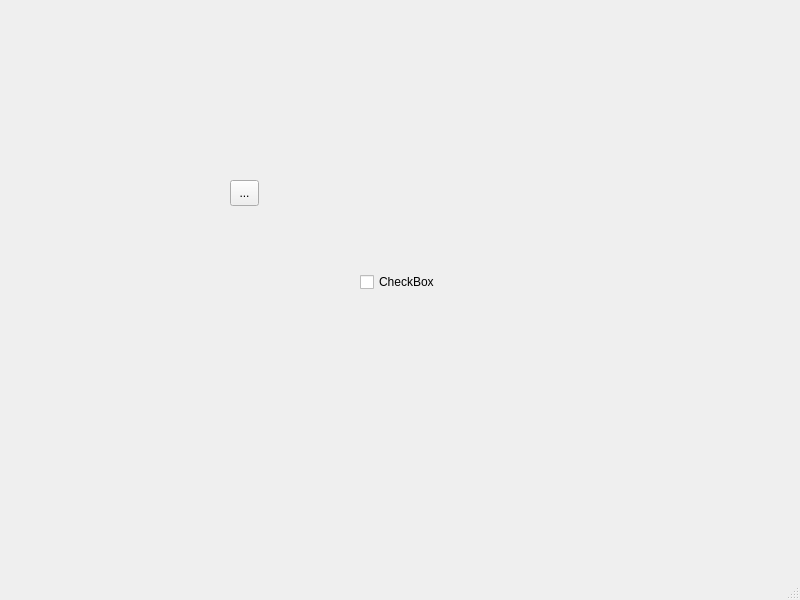
First picture: the form in ui/player.ui, repository ZhizhchenkoA/U, before the edit.
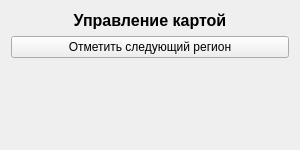
Second picture: the form after the edit.

Diff of the .ui file:
```diff
--- a/ui/player.ui
+++ b/ui/player.ui
@@ -1,57 +1,59 @@
 <?xml version="1.0" encoding="UTF-8"?>
 <ui version="4.0">
- <class>MainWindow</class>
- <widget class="QMainWindow" name="MainWindow">
+ <class>ControlWindow</class>
+ <widget class="QWidget" name="ControlWindow">
   <property name="geometry">
    <rect>
     <x>0</x>
     <y>0</y>
-    <width>800</width>
-    <height>600</height>
+    <width>300</width>
+    <height>150</height>
    </rect>
   </property>
   <property name="windowTitle">
    <string>MainWindow</string>
   </property>
-  <widget class="QWidget" name="centralwidget">
-   <widget class="QCheckBox" name="checkBox">
-    <property name="geometry">
-     <rect>
-      <x>360</x>
-      <y>270</y>
-      <width>96</width>
-      <height>24</height>
-     </rect>
-    </property>
-    <property name="text">
-     <string>CheckBox</string>
-    </property>
-   </widget>
-   <widget class="QToolButton" name="toolButton">
-    <property name="geometry">
-     <rect>
-      <x>230</x>
-      <y>180</y>
-      <width>29</width>
-      <height>26</height>
-     </rect>
-    </property>
-    <property name="text">
-     <string>...</string>
-    </property>
-   </widget>
-  </widget>
-  <widget class="QMenuBar" name="menubar">
-   <property name="geometry">
-    <rect>
-     <x>0</x>
-     <y>0</y>
-     <width>800</width>
-     <height>24</height>
-    </rect>
-   </property>
-  </widget>
-  <widget class="QStatusBar" name="statusbar"/>
+
+  <layout class="QVBoxLayout" name="verticalLayout">
+   <item>
+    <widget class="QLabel" name="label">
+     <property name="text">
+      <string>Управление картой</string>
+     </property>
+     <property name="alignment">
+      <set>Qt::AlignCenter</set>
+     </property>
+     <property name="font">
+      <font>
+       <pointsize>12</pointsize>
+       <bold>true</bold>
+      </font>
+     </property>
+    </widget>
+   </item>
+
+   <item>
+    <widget class="QPushButton" name="visitButton">
+     <property name="text">
+      <string>Отметить следующий регион</string>
+     </property>
+    </widget>
+   </item>
+
+   <item>
+    <spacer name="verticalSpacer">
+     <property name="orientation">
+      <enum>Qt::Vertical</enum>
+     </property>
+     <property name="sizeHint">
+      <size>
+       <width>20</width>
+       <height>40</height>
+      </size>
+     </property>
+    </spacer>
+   </item>
+  </layout>
  </widget>
  <resources/>
  <connections/>
```
Left out of the diff: 2 changed lines with no effect on the pictures.
